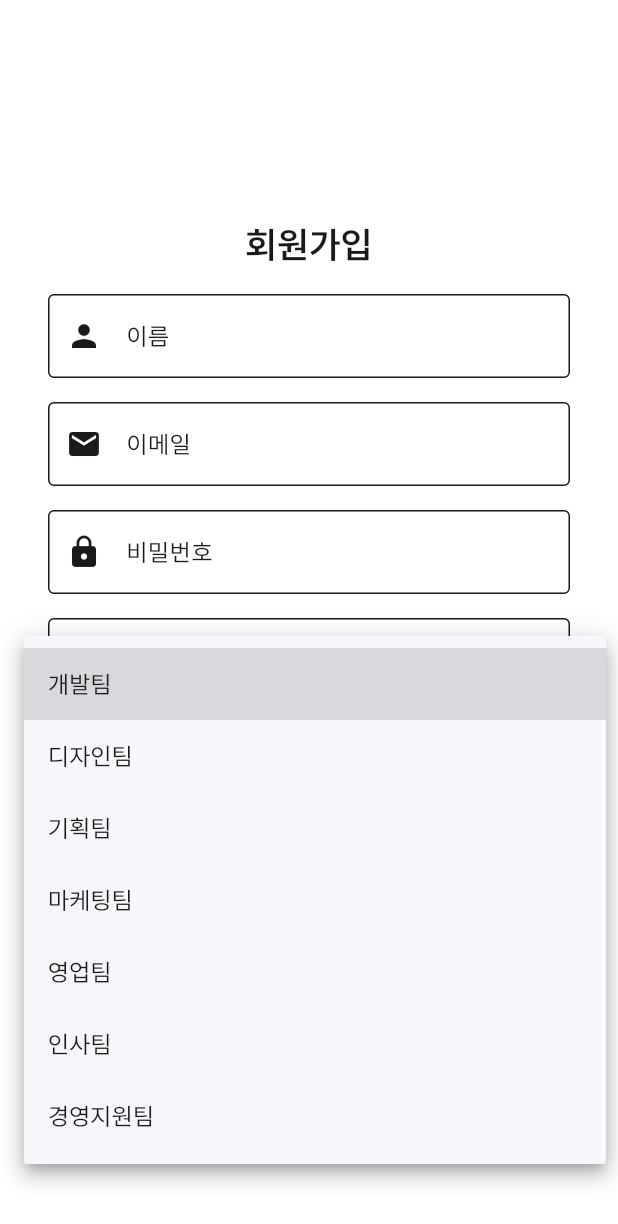
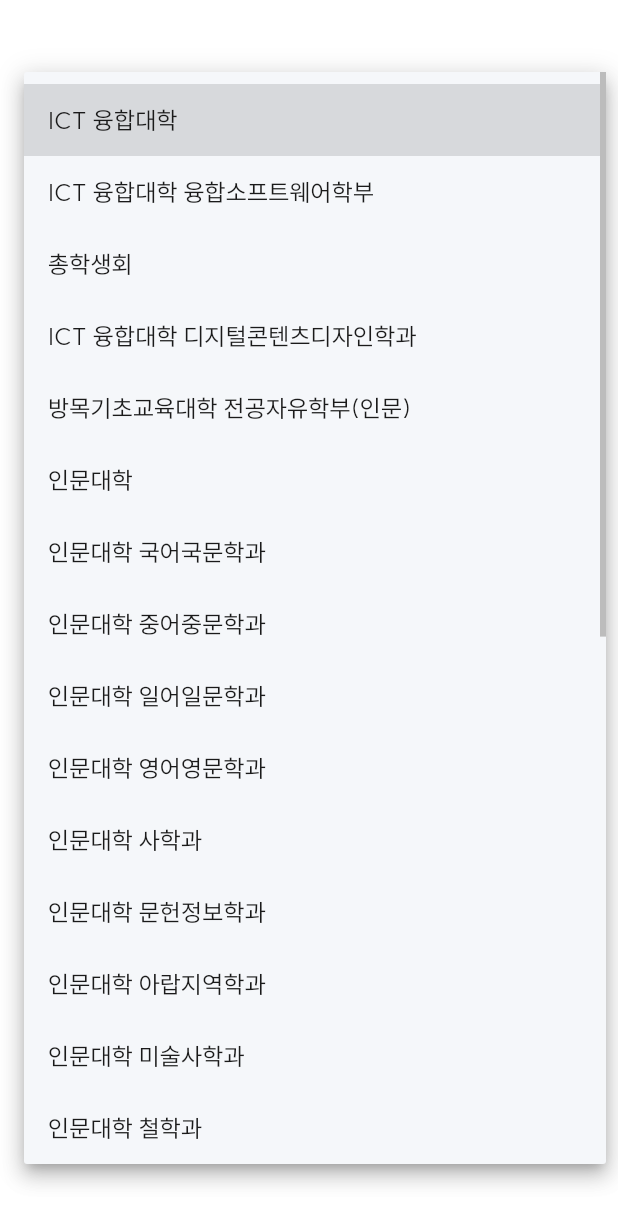
Before and after one commit to bluekmky1/flutter-boiler-plate, a Flutter app: the SignUpView screen opened directly, after a tap on "소속", on a phone screen of 412 x 824 dp. Shown: the top 1224 px of the screen. Run offline on Flutter 3.47's test engine with Material 3 defaults, Android fonts, the phone set to English and light mode, and no system bars; our stand-ins replace calendar_date_picker2, dio, equatable, file_picker, fl_chart, flutter_riverpod and 4 more; missing offline and left inert: dart:html; accounts and stored records are empty; generated files the repository leaves out were written again; project files that could hold a hidden picture were left out.

Commit message:
✨ Implement sign-up feature with governance selection

```diff
--- /dev/null
+++ b/lib/ui/common/consts/governances.dart
@@ -0,0 +1,204 @@
+class Governances {
+  static List<GovernanceInfo> governanceList = <GovernanceInfo>[
+    GovernanceInfo(
+      id: '1',
+      governanceName: 'ICT 융합대학',
+      governanceType: 'ICT 융합대학',
+    ),
+    GovernanceInfo(
+      id: '2',
+      governanceName: '융합소프트웨어학부',
+      governanceType: 'ICT 융합대학',
+    ),
+    GovernanceInfo(
+      id: '3',
+      governanceName: '총학생회',
+      governanceType: '총학생회',
+    ),
+    GovernanceInfo(
+      id: '4',
+      governanceName: '디지털콘텐츠디자인학과',
+      governanceType: 'ICT 융합대학',
+    ),
+    GovernanceInfo(
+      id: '5',
+      governanceName: '전공자유학부(인문)',
+      governanceType: '방목기초교육대학',
+    ),
+    GovernanceInfo(
+      id: '6',
+      governanceName: '인문대학',
+      governanceType: '인문대학',
+    ),
+    GovernanceInfo(
+      id: '7',
+      governanceName: '국어국문학과',
+      governanceType: '인문대학',
+    ),
+    GovernanceInfo(
+      id: '8',
+      governanceName: '중어중문학과',
+      governanceType: '인문대학',
+    ),
+    GovernanceInfo(
+      id: '9',
+      governanceName: '일어일문학과',
+      governanceType: '인문대학',
+    ),
+    GovernanceInfo(
+      id: '10',
+      governanceName: '영어영문학과',
+      governanceType: '인문대학',
+    ),
+    GovernanceInfo(
+      id: '11',
+      governanceName: '사학과',
+      governanceType: '인문대학',
+    ),
+    GovernanceInfo(
+      id: '12',
+      governanceName: '문헌정보학과',
+      governanceType: '인문대학',
+    ),
+    GovernanceInfo(
+      id: '13',
+      governanceName: '아랍지역학과',
+      governanceType: '인문대학',
+    ),
+    GovernanceInfo(
+      id: '14',
+      governanceName: '미술사학과',
+      governanceType: '인문대학',
+    ),
+    GovernanceInfo(
+      id: '15',
+      governanceName: '철학과',
+      governanceType: '인문대학',
+    ),
+    GovernanceInfo(
+      id: '16',
+      governanceName: '문예창작학과',
+      governanceType: '인문대학',
+    ),
+    GovernanceInfo(
+      id: '17',
+      governanceName: '사회과학대학',
+      governanceType: '사회과학대학',
+    ),
+    GovernanceInfo(
+      id: '18',
+      governanceName: '행정학과',
+      governanceType: '사회과학대학',
+    ),
+    GovernanceInfo(
+      id: '19',
+      governanceName: '경제학과',
+      governanceType: '사회과학대학',
+    ),
+    GovernanceInfo(
+      id: '20',
+      governanceName: '정치외교학과',
+      governanceType: '사회과학대학',
+    ),
+    GovernanceInfo(
+      id: '21',
+      governanceName: '디지털미디어학과',
+      governanceType: '사회과학대학',
+    ),
+    GovernanceInfo(
+      id: '22',
+      governanceName: '아동학과',
+      governanceType: '사회과학대학',
+    ),
+    GovernanceInfo(
+      id: '23',
+      governanceName: '청소년지도학과',
+      governanceType: '사회과학대학',
+    ),
+    GovernanceInfo(
+      id: '24',
+      governanceName: '경영대학',
+      governanceType: '경영대학',
+    ),
+    GovernanceInfo(
+      id: '25',
+      governanceName: '경영학과',
+      governanceType: '경영대학',
+    ),
+    GovernanceInfo(
+      id: '26',
+      governanceName: '국제통상학과',
+      governanceType: '경영대학',
+    ),
+    GovernanceInfo(
+      id: '27',
+      governanceName: '경영정보학과',
+      governanceType: '경영대학',
+    ),
+    GovernanceInfo(
+      id: '28',
+      governanceName: '법학과',
+      governanceType: '법과대학',
+    ),
+    GovernanceInfo(
+      id: '29',
+      governanceName: '법과대학',
+      governanceType: '법과대학',
+    ),
+  ];
+
+  // 단과대학 목록 가져오기
+  static List<String> getColleges() {
+    final Set<String> colleges = <String>{};
+    for (final GovernanceInfo governance in governanceList) {
+      colleges.add(governance.governanceType);
+    }
+    return colleges.toList()..sort();
+  }
+
+  // 단과대학별 학과 목록 가져오기
+  static List<String> getDepartments(String college) {
+    final List<String> departments = <String>[];
+    for (final GovernanceInfo governance in governanceList) {
+      if (governance.governanceType == college &&
+          governance.governanceType != governance.governanceName) {
+        departments.add(governance.governanceName);
+      }
+    }
+    return departments..sort();
+  }
+
+  // ID로 선거구 정보 가져오기
+  static GovernanceInfo? getGovernanceById(String id) =>
+      governanceList.firstWhere(
+        (GovernanceInfo governance) => governance.id == id,
+        orElse: () => GovernanceInfo(
+          id: '',
+          governanceName: '',
+          governanceType: '',
+        ),
+      );
+
+  // 단과대학과 학과명으로 ID 가져오기
+  static GovernanceInfo? getGovernanceId(String college, String? department) =>
+      governanceList.firstWhere(
+        (GovernanceInfo governance) => governance.governanceName == college,
+        orElse: () => GovernanceInfo(
+          id: '',
+          governanceName: '',
+          governanceType: '',
+        ),
+      );
+}
+
+class GovernanceInfo {
+  final String id;
+  final String governanceName;
+  final String governanceType;
+
+  GovernanceInfo({
+    required this.id,
+    required this.governanceName,
+    required this.governanceType,
+  });
+}
--- /dev/null
+++ b/lib/ui/sign_up/sign_up_state.dart
@@ -0,0 +1,24 @@
+import 'package:equatable/equatable.dart';
+import '../../../../core/loading_status.dart';
+
+class SignUpState extends Equatable {
+  final LoadingStatus signUpLoadingStatus;
+
+  const SignUpState({
+    required this.signUpLoadingStatus,
+  });
+
+  const SignUpState.init() : signUpLoadingStatus = LoadingStatus.none;
+
+  SignUpState copyWith({
+    LoadingStatus? signUpLoadingStatus,
+  }) =>
+      SignUpState(
+        signUpLoadingStatus: signUpLoadingStatus ?? this.signUpLoadingStatus,
+      );
+
+  @override
+  List<Object> get props => <Object>[
+        signUpLoadingStatus,
+      ];
+}
--- a/lib/ui/sign_up/sign_up_view.dart
+++ b/lib/ui/sign_up/sign_up_view.dart
@@ -1,15 +1,20 @@
 import 'package:flutter/material.dart';
+import 'package:flutter_riverpod/flutter_riverpod.dart';
+import 'package:go_router/go_router.dart';
+import '../../core/loading_status.dart';
+import '../common/consts/breakpoints.dart';
+import '../common/consts/governances.dart';
+import 'sign_up_state.dart';
+import 'sign_up_view_model.dart';
 
-import '../common/consts/breakpoints.dart';
-
-class SignUpView extends StatefulWidget {
+class SignUpView extends ConsumerStatefulWidget {
   const SignUpView({super.key});
 
   @override
-  State<SignUpView> createState() => _SignUpViewState();
+  ConsumerState<SignUpView> createState() => _SignUpViewState();
 }
 
-class _SignUpViewState extends State<SignUpView> {
+class _SignUpViewState extends ConsumerState<SignUpView> {
   final GlobalKey<FormState> _formKey = GlobalKey<FormState>();
   final TextEditingController _nameController = TextEditingController();
   final TextEditingController _emailController = TextEditingController();
@@ -18,19 +23,7 @@ class _SignUpViewState extends State<SignUpView> {
       TextEditingController();
   final TextEditingController _departmentController = TextEditingController();
 
-  // 선택된 소속을 저장할 변수
-  String? _selectedDepartment;
-
-  // 소속 목록 추후 불러오는 느낌
-  static const List<String> departments = <String>[
-    '개발팀',
-    '디자인팀',
-    '기획팀',
-    '마케팅팀',
-    '영업팀',
-    '인사팀',
-    '경영지원팀',
-  ];
+  String? _selectedGovernanceId;
 
   @override
   void dispose() {
@@ -43,7 +36,22 @@ class _SignUpViewState extends State<SignUpView> {
   }
 
   @override
-  Widget build(BuildContext context) => Scaffold(
+  Widget build(BuildContext context) {
+    final SignUpState state = ref.watch(signUpViewModelProvider);
+    final SignUpViewModel viewModel =
+        ref.read(signUpViewModelProvider.notifier);
+
+    ref.listen(
+      signUpViewModelProvider
+          .select((SignUpState state) => state.signUpLoadingStatus),
+      (LoadingStatus? previous, LoadingStatus next) {
+        if (next == LoadingStatus.success) {
+          context.pop();
+        }
+      },
+    );
+
+    return Scaffold(
       body: LayoutBuilder(
         builder: (BuildContext context, BoxConstraints constraints) {
           // 화면 너비에 따라 다른 레이아웃 적용
@@ -187,45 +195,20 @@ class _SignUpViewState extends State<SignUpView> {
                         },
                       ),
                       const SizedBox(height: 16),
-                        DropdownButtonFormField<String>(
-                          value: _selectedDepartment,
-                          decoration: InputDecoration(
-                            labelText: '소속',
-                            border: const OutlineInputBorder(),
-                            prefixIcon: const Icon(Icons.business),
-                            filled: isWideScreen,
-                            fillColor: isWideScreen
-                                ? Theme.of(context).colorScheme.surface
-                                : null,
-                          ),
-                          items: departments
-                              .map((String department) =>
-                                  DropdownMenuItem<String>(
-                                    value: department,
-                                    child: Text(department),
-                                  ))
-                              .toList(),
-                          onChanged: (String? newValue) {
-                            setState(() {
-                              _selectedDepartment = newValue;
-                            });
-                          },
-                          validator: (String? value) {
-                            if (value == null || value.isEmpty) {
-                              return '소속을 선택해주세요';
-                            }
-                            return null;
-                          },
-                        ),
+                      _buildDepartmentDropdown(),
                       const SizedBox(height: 24),
                       ElevatedButton(
                         onPressed: () {
                           if (_formKey.currentState!.validate()) {
-                              // TODO: 회원가입 로직 구현
-                              print('이름: ${_nameController.text}');
-                              print('이메일: ${_emailController.text}');
-                              print('비밀번호: ${_passwordController.text}');
-                              print('소속: $_selectedDepartment');
+                            if (_selectedGovernanceId == null) {
+                              return;
+                            }
+                            viewModel.signUp(
+                              email: _emailController.text,
+                              password: _passwordController.text,
+                              name: _nameController.text,
+                              governanceId: _selectedGovernanceId!,
+                            );
                           }
                         },
                         style: ElevatedButton.styleFrom(
@@ -243,6 +226,7 @@ class _SignUpViewState extends State<SignUpView> {
                         },
                         child: const Text('이미 계정이 있으신가요? 로그인하기'),
                       ),
+                      const SizedBox(height: 16),
                     ],
                   ),
                 ),
@@ -253,3 +237,34 @@ class _SignUpViewState extends State<SignUpView> {
       ),
     );
   }
+
+  Widget _buildDepartmentDropdown() => DropdownButtonFormField<String>(
+        value: _selectedGovernanceId,
+        decoration: const InputDecoration(
+          labelText: '소속',
+          border: OutlineInputBorder(),
+          prefixIcon: Icon(Icons.business),
+        ),
+        items: Governances.governanceList
+            .map((GovernanceInfo governance) => DropdownMenuItem<String>(
+                  value: governance.id,
+                  child: Text(
+                    governance.governanceType == governance.governanceName
+                        ? governance.governanceName
+                        : '${governance.governanceType} ${governance.governanceName}',
+                  ),
+                ))
+            .toList(),
+        onChanged: (String? newValue) {
+          setState(() {
+            _selectedGovernanceId = newValue;
+          });
+        },
+        validator: (String? value) {
+          if (value == null || value.isEmpty) {
+            return '소속을 선택해주세요';
+          }
+          return null;
+        },
+      );
+}
--- /dev/null
+++ b/lib/ui/sign_up/sign_up_view_model.dart
@@ -0,0 +1,53 @@
+import 'package:flutter_riverpod/flutter_riverpod.dart';
+
+import '../../core/common/use_case/use_case_result.dart';
+import '../../core/loading_status.dart';
+import '../../domain/auth/use_case/sign_up_use_case.dart';
+import 'sign_up_state.dart';
+
+final AutoDisposeStateNotifierProvider<SignUpViewModel, SignUpState>
+    signUpViewModelProvider = StateNotifierProvider.autoDispose(
+  (AutoDisposeRef<SignUpState> ref) => SignUpViewModel(
+    state: const SignUpState.init(),
+    signUpUseCase: ref.watch(signUpUseCaseProvider),
+  ),
+);
+
+class SignUpViewModel extends StateNotifier<SignUpState> {
+  final SignUpUseCase _signUpUseCase;
+
+  SignUpViewModel({
+    required SignUpState state,
+    required SignUpUseCase signUpUseCase,
+  })  : _signUpUseCase = signUpUseCase,
+        super(state);
+
+  Future<void> signUp({
+    required String email,
+    required String password,
+    required String name,
+    required String governanceId,
+  }) async {
+    state = state.copyWith(
+      signUpLoadingStatus: LoadingStatus.loading,
+    );
+
+    final UseCaseResult<void> result = await _signUpUseCase(
+      email: email,
+      password: password,
+      name: name,
+      governanceId: governanceId,
+    );
+
+    switch (result) {
+      case SuccessUseCaseResult<void>():
+        state = state.copyWith(
+          signUpLoadingStatus: LoadingStatus.success,
+        );
+      case FailureUseCaseResult<void>():
+        state = state.copyWith(
+          signUpLoadingStatus: LoadingStatus.error,
+        );
+    }
+  }
+}
```
Also changed, not shown: lib/core/common/data/message_response.dart (added, +17 -0 lines), lib/data/auth/auth_remote_data_source.dart (+4 -4 lines), lib/data/auth/auth_repository.dart (+16 -13 lines), lib/data/auth/request_body/sign_up_request_body.dart (added, +20 -0 lines), lib/domain/auth/use_case/sign_up_use_case.dart (+46 -0 lines), lib/ui/sign_in/sign_in_view.dart (+0 -14 lines), lib/core/common/data/generated/message_response.g.dart (added), lib/data/auth/generated/auth_remote_data_source.g.dart, lib/data/auth/request_body/generated/sign_up_request_body.g.dart (added). Lines whose indentation alone changed are shown as unchanged.
